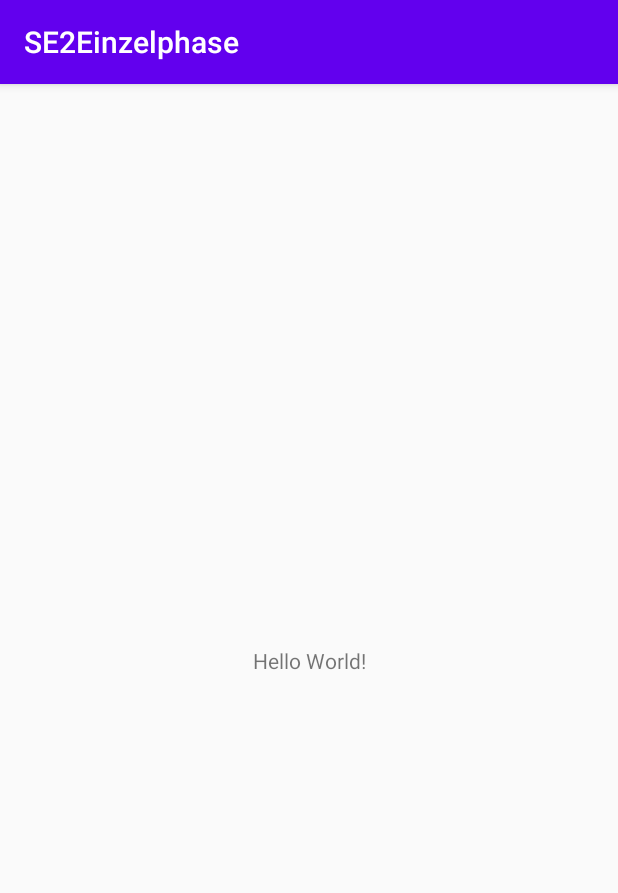
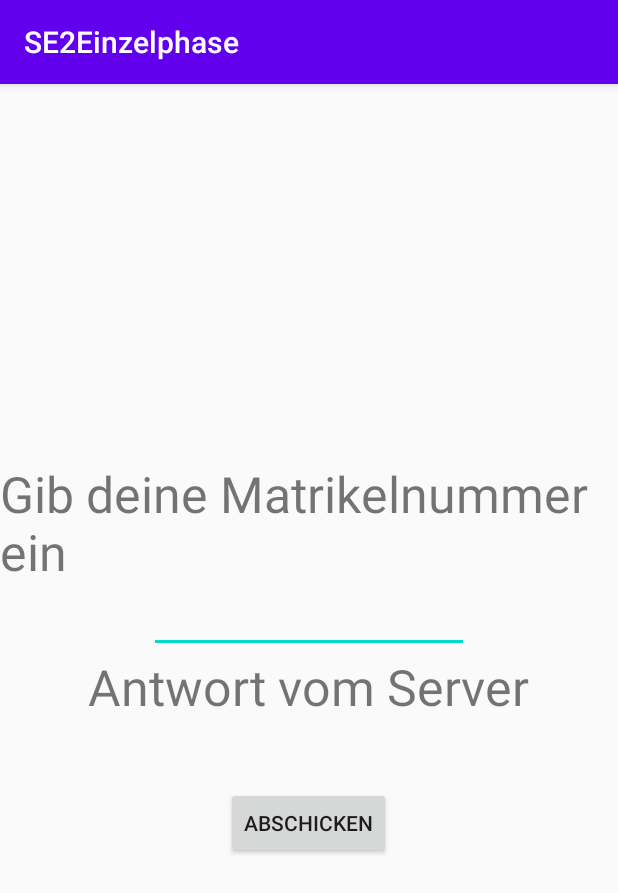
Before and after one commit to MelanieKeck/SE2Einzelphase, an Android app: the screen it shows after launch (MainActivity), on a phone screen of 412 x 824 dp. Shown: the top 893 px of the screen. Run offline under Robolectric (Android 15) with nearby library versions, the phone set to English and light mode, and no system bars.

Commit message:
finished project

```diff
--- a/app/src/main/AndroidManifest.xml
+++ b/app/src/main/AndroidManifest.xml
@@ -1,6 +1,7 @@
 <?xml version="1.0" encoding="utf-8"?>
 <manifest xmlns:android="http://schemas.android.com/apk/res/android"
     package="com.example.se2einzelphase">
+    <uses-permission android:name="android.permission.INTERNET" />
 
     <application
         android:allowBackup="true"
--- /dev/null
+++ b/app/src/main/java/com/example/se2einzelphase/AsciiRun.java
@@ -0,0 +1 @@
+package com.example.se2einzelphase;
--- a/app/src/main/java/com/example/se2einzelphase/MainActivity.java
+++ b/app/src/main/java/com/example/se2einzelphase/MainActivity.java
@@ -3,12 +3,81 @@ package com.example.se2einzelphase;
 import androidx.appcompat.app.AppCompatActivity;
 
 import android.os.Bundle;
+import android.view.View;
+import android.widget.Button;
+import android.widget.EditText;
+import android.widget.TextView;
+
+import java.io.BufferedReader;
+import java.io.DataOutputStream;
+import java.io.IOException;
+import java.io.InputStreamReader;
+import java.net.Socket;
 
 public class MainActivity extends AppCompatActivity {
+    Button btn;
+    EditText input;
+    TextView ergebnis;
+    TextView txtAntwort;
+
 
     @Override
     protected void onCreate(Bundle savedInstanceState) {
         super.onCreate(savedInstanceState);
         setContentView(R.layout.activity_main);
+        input = findViewById(R.id.editNumber);
+        ergebnis = findViewById(R.id.txtErgebnis);
+        txtAntwort = findViewById(R.id.txtAntwort);
+
+        btn = findViewById(R.id.btnAbschicken);
+        btn.setOnClickListener(
+                new View.OnClickListener(){
+                    @Override
+                    public void onClick(View v) {
+                        String matrN = input.getText().toString();
+                        ergebnis.setText(toAscii(matrN));
+                        Thread t = new Thread(new AsciiRun());
+                        t.start();
+                    }
+                }
+        );
+    }
+
+    public String toAscii(String number){
+        char[] ascii = {'a','b','c','d','e','f','g','h','i','j'};
+        String temp = "";
+
+        for(int i=0; i < number.length(); i++){
+            temp = temp + ascii[Character.getNumericValue(number.charAt(i))];
+        }
+        return temp;
+    }
+
+    public class AsciiRun implements Runnable{
+
+        @Override
+        public void run() {
+            try {
+                System.out.println("bla " );
+                Socket clientSocket = new Socket("se2-isys.aau.at",53212);
+                DataOutputStream outToServer = new DataOutputStream((clientSocket.getOutputStream()));
+                BufferedReader inFromServer = new BufferedReader(new InputStreamReader(clientSocket.getInputStream()));
+                outToServer.writeBytes(input.getText().toString()+'\n');
+                final String answer = inFromServer.readLine();
+                System.out.println("bla " + answer);
+                runOnUiThread(new Runnable() {
+                    @Override
+                    public void run() {
+                        txtAntwort.setText(answer);
+                    }
+                });
+                clientSocket.close();
+
+            } catch (IOException e) {
+                System.out.println("err");
+                e.printStackTrace();
+            }
+
+        }
     }
 }
--- a/app/src/main/res/layout/activity_main.xml
+++ b/app/src/main/res/layout/activity_main.xml
@@ -1,18 +1,55 @@
 <?xml version="1.0" encoding="utf-8"?>
-<androidx.constraintlayout.widget.ConstraintLayout xmlns:android="http://schemas.android.com/apk/res/android"
+<LinearLayout xmlns:android="http://schemas.android.com/apk/res/android"
     xmlns:app="http://schemas.android.com/apk/res-auto"
     xmlns:tools="http://schemas.android.com/tools"
     android:layout_width="match_parent"
     android:layout_height="match_parent"
+    android:gravity="center"
+    android:orientation="vertical"
     tools:context=".MainActivity">
 
     <TextView
+        android:id="@+id/textView"
         android:layout_width="wrap_content"
         android:layout_height="wrap_content"
-        android:text="Hello World!"
+        android:layout_gravity="center_horizontal"
+        android:text="Gib deine Matrikelnummer ein"
+        android:textSize="50px"
+        tools:layout_editor_absoluteX="69dp"
+        tools:layout_editor_absoluteY="160dp" />
+
+    <EditText
+        android:id="@+id/editNumber"
+        android:layout_width="wrap_content"
+        android:layout_height="wrap_content"
+        android:ems="10"
+        android:inputType="number" />
+
+    <TextView
+        android:id="@+id/txtAntwort"
+        android:layout_width="wrap_content"
+        android:layout_height="wrap_content"
+        android:layout_gravity="center_horizontal"
+        android:text="Antwort vom Server"
+        android:textSize="50px"
         app:layout_constraintBottom_toBottomOf="parent"
         app:layout_constraintLeft_toLeftOf="parent"
         app:layout_constraintRight_toRightOf="parent"
         app:layout_constraintTop_toTopOf="parent" />
 
-</androidx.constraintlayout.widget.ConstraintLayout>
+    <TextView
+        android:id="@+id/txtErgebnis"
+        android:layout_width="wrap_content"
+        android:layout_height="wrap_content"
+        android:textSize="50px" />
+
+    <Button
+        android:id="@+id/btnAbschicken"
+        android:layout_width="wrap_content"
+        android:layout_height="wrap_content"
+        android:layout_gravity="center_horizontal"
+        android:text="Abschicken"
+        tools:layout_editor_absoluteX="135dp"
+        tools:layout_editor_absoluteY="469dp" />
+
+</LinearLayout>
```
